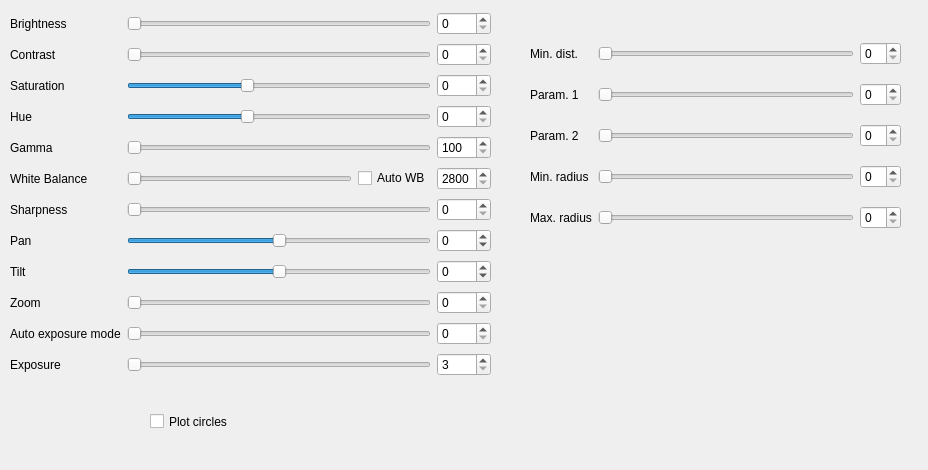
Qt form src/gui/video_settings.ui (gfogwill/FrESH) before a commit.
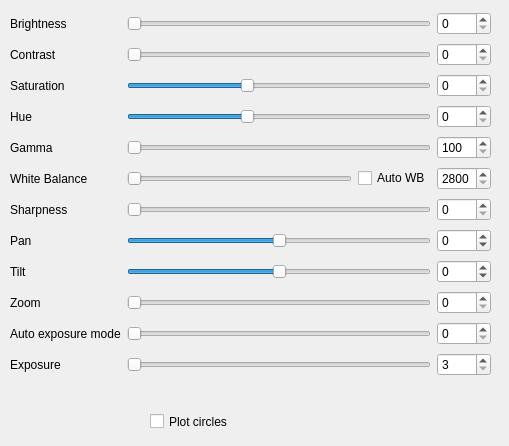
The same form after that commit.

The edit to the form file:
```diff
--- a/src/gui/video_settings.ui
+++ b/src/gui/video_settings.ui
@@ -9,8 +9,8 @@
    <rect>
     <x>0</x>
     <y>0</y>
-    <width>928</width>
-    <height>470</height>
+    <width>509</width>
+    <height>446</height>
    </rect>
   </property>
   <property name="windowTitle">
@@ -407,103 +407,6 @@
      <string>Plot circles</string>
     </property>
    </widget>
-   <widget class="QWidget" name="gridLayoutWidget_2">
-    <property name="geometry">
-     <rect>
-      <x>530</x>
-      <y>30</y>
-      <width>371</width>
-      <height>211</height>
-     </rect>
-    </property>
-    <layout class="QGridLayout" name="gridLayout">
-     <item row="1" column="0">
-      <widget class="QLabel" name="label_2">
-       <property name="text">
-        <string>Param. 1</string>
-       </property>
-      </widget>
-     </item>
-     <item row="0" column="1">
-      <widget class="QSlider" name="horizontalSlider_13">
-       <property name="orientation">
-        <enum>Qt::Horizontal</enum>
-       </property>
-      </widget>
-     </item>
-     <item row="2" column="0">
-      <widget class="QLabel" name="label_3">
-       <property name="text">
-        <string>Param. 2</string>
-       </property>
-      </widget>
-     </item>
-     <item row="0" column="0">
-      <widget class="QLabel" name="label">
-       <property name="text">
-        <string>Min. dist.</string>
-       </property>
-      </widget>
-     </item>
-     <item row="3" column="0">
-      <widget class="QLabel" name="label_4">
-       <property name="text">
-        <string>Min. radius</string>
-       </property>
-      </widget>
-     </item>
-     <item row="0" column="2">
-      <widget class="QSpinBox" name="spinBox_13"/>
-     </item>
-     <item row="4" column="0">
-      <widget class="QLabel" name="label_5">
-       <property name="text">
-        <string>Max. radius</string>
-       </property>
-      </widget>
-     </item>
-     <item row="1" column="1">
-      <widget class="QSlider" name="horizontalSlider_14">
-       <property name="orientation">
-        <enum>Qt::Horizontal</enum>
-       </property>
-      </widget>
-     </item>
-     <item row="2" column="1">
-      <widget class="QSlider" name="horizontalSlider_15">
-       <property name="orientation">
-        <enum>Qt::Horizontal</enum>
-       </property>
-      </widget>
-     </item>
-     <item row="3" column="1">
-      <widget class="QSlider" name="horizontalSlider_16">
-       <property name="orientation">
-        <enum>Qt::Horizontal</enum>
-       </property>
-      </widget>
-     </item>
-     <item row="4" column="1">
-      <widget class="QSlider" name="horizontalSlider_17">
-       <property name="orientation">
-        <enum>Qt::Horizontal</enum>
-       </property>
-      </widget>
-     </item>
-     <item row="1" column="2">
-      <widget class="QSpinBox" name="spinBox_14"/>
-     </item>
-     <item row="2" column="2">
-      <widget class="QSpinBox" name="spinBox_15"/>
-     </item>
-     <item row="3" column="2">
-      <widget class="QSpinBox" name="spinBox_16"/>
-     </item>
-     <item row="4" column="2">
-      <widget class="QSpinBox" name="spinBox_17"/>
-     </item>
-    </layout>
-   </widget>
   </widget>
  </widget>
  <resources/>
```
Left out of the diff: 160 changed lines with no effect on the pictures.
